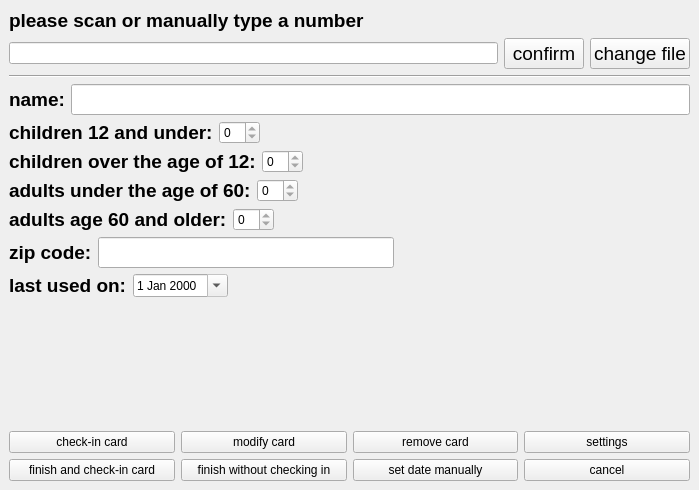
Before: the Qt Designer form qt5ui/mainWindow.ui in BottomNotch/Quadis, drawn with Qt 5.
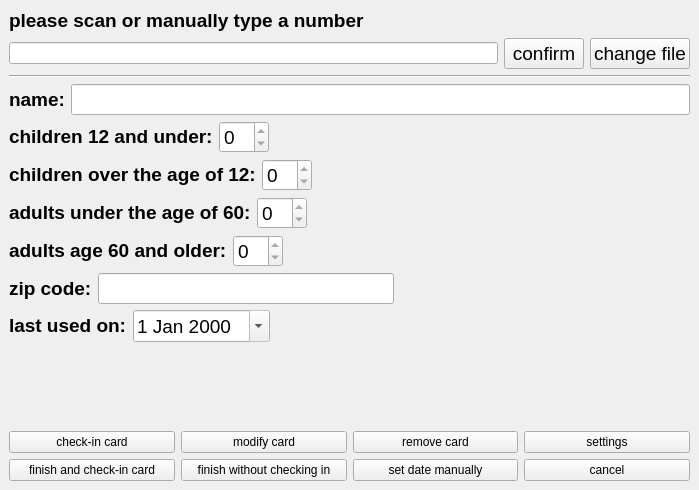
After: the same form once the commit is applied.

Commit message: change some font sizes

```diff
--- a/qt5ui/mainWindow.ui
+++ b/qt5ui/mainWindow.ui
@@ -126,6 +126,11 @@
          </item>
          <item>
           <widget class="QSpinBox" name="under13SpinBox">
+           <property name="font">
+            <font>
+             <pointsize>14</pointsize>
+            </font>
+           </property>
            <property name="readOnly">
             <bool>true</bool>
            </property>
@@ -157,6 +162,11 @@
          </item>
          <item>
           <widget class="QSpinBox" name="over12SpinBox">
+           <property name="font">
+            <font>
+             <pointsize>14</pointsize>
+            </font>
+           </property>
            <property name="readOnly">
             <bool>true</bool>
            </property>
@@ -188,6 +198,11 @@
          </item>
          <item>
           <widget class="QSpinBox" name="under60SpinBox">
+           <property name="font">
+            <font>
+             <pointsize>14</pointsize>
+            </font>
+           </property>
            <property name="readOnly">
             <bool>true</bool>
            </property>
@@ -219,6 +234,11 @@
          </item>
          <item>
           <widget class="QSpinBox" name="over59SpinBox">
+           <property name="font">
+            <font>
+             <pointsize>14</pointsize>
+            </font>
+           </property>
            <property name="readOnly">
             <bool>true</bool>
            </property>
@@ -289,6 +309,9 @@
        </item>
        <item>
         <widget class="QWidget" name="lastUsedLayout" native="true">
+         <property name="enabled">
+          <bool>true</bool>
+         </property>
          <layout class="QHBoxLayout" name="lastUsedLayout_2">
           <property name="leftMargin">
            <number>0</number>
@@ -304,6 +327,9 @@
           </property>
           <item>
            <widget class="QLabel" name="LastUsedLabel">
+            <property name="enabled">
+             <bool>true</bool>
+            </property>
             <property name="text">
              <string>&lt;html&gt;&lt;head/&gt;&lt;body&gt;&lt;p&gt;&lt;span style=&quot; font-size:14pt; font-weight:600;&quot;&gt;last used on:&lt;/span&gt;&lt;/p&gt;&lt;/body&gt;&lt;/html&gt;</string>
             </property>
@@ -311,6 +337,11 @@
           </item>
           <item>
            <widget class="QDateEdit" name="lastUsedDateEdit">
+            <property name="font">
+             <font>
+              <pointsize>14</pointsize>
+             </font>
+            </property>
             <property name="readOnly">
              <bool>true</bool>
             </property>
```
The commit also changes 1 other file.
